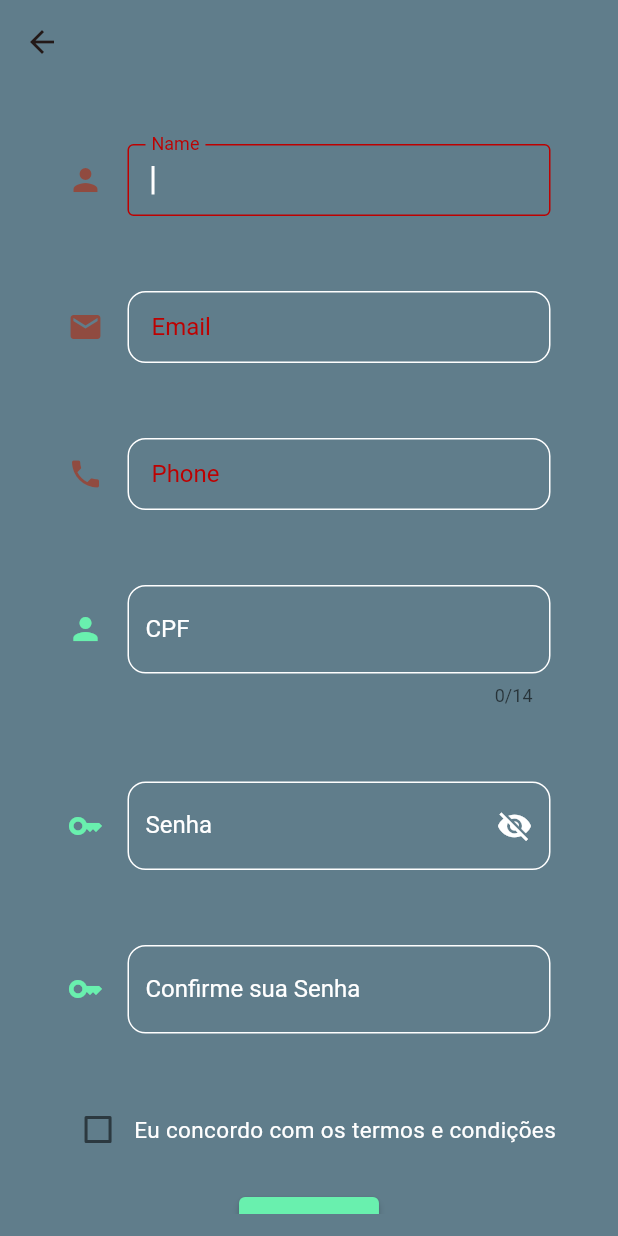
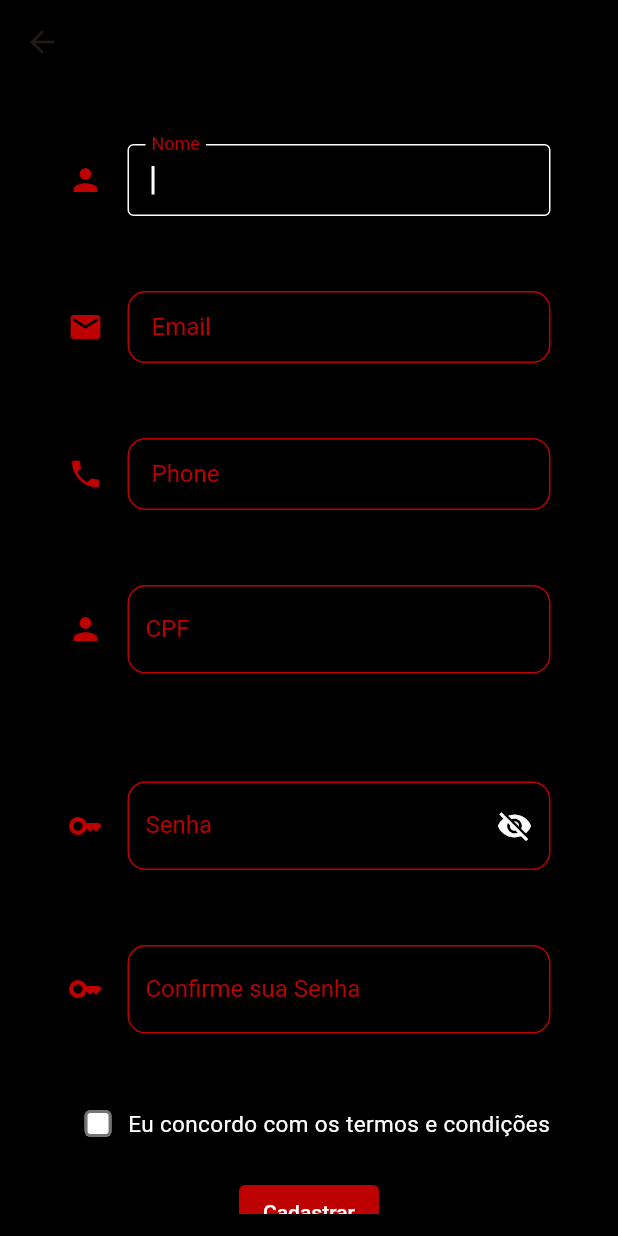
Before and after one commit to Benixoks/PDM, a Flutter app: the RegisterPage screen opened by its route, on a phone screen of 412 x 824 dp. Run offline on Flutter 3.47's test engine with Material 2 defaults, Android fonts, the phone set to English and light mode, and no system bars; our stand-ins replace email_validator, mask_text_input_formatter, mobx; missing offline and left inert: dart:js_interop; accounts and stored records are empty; generated files the repository leaves out were written again.

Commit message:
Ajuste da paleta de cores

```diff
--- a/my_app/lib/pages/register.page.dart
+++ b/my_app/lib/pages/register.page.dart
@@ -67,10 +67,9 @@ class _RegisterPageState extends State<RegisterPage> {
     return Form(
         key: _formKey,
         child: Scaffold(
-          backgroundColor: Colors.blueGrey,
-          appBar: AppBar(backgroundColor: Colors.blueGrey),
-          resizeToAvoidBottomInset: false,
-          body: Padding(
+          backgroundColor: Colors.black,
+          appBar: AppBar(backgroundColor: Colors.black),
+            body: Padding(
             padding:
                 const EdgeInsets.symmetric(horizontal: 20.0, vertical: 15.0),
             child: Center(
@@ -78,15 +77,23 @@ class _RegisterPageState extends State<RegisterPage> {
                 child: Theme(
                   data: ThemeData(
                     textSelectionTheme: const TextSelectionThemeData(
-                        selectionColor: Colors.greenAccent),
-                  ),
+                        selectionColor: Colors.white
+                        ),
+                    checkboxTheme: CheckboxThemeData(
+                    checkColor: MaterialStateProperty.all(Colors.white),
+                    fillColor: MaterialStateProperty.all(Colors.white),
+                    overlayColor: MaterialStateProperty.all(Colors.white.withOpacity(0.12)),
+                    shape: RoundedRectangleBorder(
+                    borderRadius: BorderRadius.circular(4.0),
+                    side: const BorderSide(color: Colors.white),
+                  ),),),
                   child: Column(
                     mainAxisAlignment: MainAxisAlignment.spaceAround,
                     children: [
                       //TextField NOME
                       AuthFormField(
                         nameController: _nameController,
-                        fieldName: 'name',
+                        fieldName: 'nome',
                         inputFormatters: [
                           FilteringTextInputFormatter.allow(
                             RegExp('[a-z A-Z]'),
@@ -94,10 +101,19 @@ class _RegisterPageState extends State<RegisterPage> {
                         ],
                         inputDecoration: InputDecoration(
                           icon: const Icon(Icons.person),
-                          iconColor: Theme.of(context).colorScheme.primary,
+                          iconColor: const Color.fromARGB(255, 189, 1, 1),
+                          enabledBorder: OutlineInputBorder(
+                            borderRadius: BorderRadius.circular(12),
+                            borderSide:  const BorderSide(color: Color.fromARGB(255, 189, 1, 1)),
+                            ),
+                            focusedBorder: const OutlineInputBorder(
+                             borderSide:
+                                  BorderSide(color: Colors.white),
+                            ),
                         ),
                       ),
 
+                      //TextField EMAIL
                       AuthFormField(
                         nameController: _emailController,
                         fieldName: 'email',
@@ -105,8 +121,16 @@ class _RegisterPageState extends State<RegisterPage> {
                         inputDecoration: InputDecoration(
                           icon: const Icon(Icons.mail),
                           hintText: 'exemplo123@gmail.com',
-                          iconColor: Theme.of(context).colorScheme.primary,
-                        ),
+                          iconColor: const Color.fromARGB(255, 189, 1, 1),
+                            enabledBorder: OutlineInputBorder(
+                              borderRadius: BorderRadius.circular(12),
+                              borderSide:  const BorderSide(color: Color.fromARGB(255, 189, 1, 1)),
+                            ),
+                            focusedBorder: const OutlineInputBorder(
+                             borderSide:
+                                  BorderSide(color: Colors.white),
+                            ),
+                          ),
                       ),
 
                       //TextField PHONE
@@ -128,64 +152,18 @@ class _RegisterPageState extends State<RegisterPage> {
                           prefixText: '+55 ',
                           prefixStyle: const TextStyle(color: Colors.white),
                           hintText: '(DD) 0 0000-0000',
-                          iconColor: Theme.of(context).colorScheme.primary,
+                          iconColor: const Color.fromARGB(255, 189, 1, 1),
+                          enabledBorder: OutlineInputBorder(
+                            borderRadius: BorderRadius.circular(12),
+                            borderSide:  const BorderSide(color: Color.fromARGB(255, 189, 1, 1)),
                         ),
+                          focusedBorder: const OutlineInputBorder(
+                            borderSide:
+                                BorderSide(color: Colors.white),
+                            ),
+                          ),
                       ),
 
-                      // AuthFormField(
-                      //   nameController: _birthDateController,
-                      //   fieldName: 'birthDate',
-                      //   keyboardType: TextInputType.phone,
-                      //   inputFormatters: [
-                      //     FilteringTextInputFormatter.allow(
-                      //       RegExp('[0-9]'),
-                      //     ),
-                      //     MaskTextInputFormatter(
-                      //       mask: '(###) # ####-####',
-                      //       filter: {'#': RegExp('[0-9]')},
-                      //     ),
-                      //   ],
-                      //   inputDecoration: InputDecoration(
-                      //     icon: const Icon(Icons.person),
-                      //     hintText: 'dd/mm/aaaa',
-                      //     iconColor: Theme.of(context).colorScheme.primary,
-                      //   ),
-                      // ),
-
-                      // //TextField DATA DE NASCIMENTO
-                      // Padding(
-                      //   padding: const EdgeInsets.all(25.0),
-                      //   child: TextFormField(
-                      //     style: const TextStyle(color: Colors.white),
-                      //     cursorColor: Colors.white,
-                      //     controller: _birthDateController,
-                      //     validator: validations['birthDate'],
-                      //     autofocus: true,
-                      //     inputFormatters: [
-                      //       MaskTextInputFormatter(
-                      //         mask: '##/##/####',
-                      //         filter: {'#': RegExp(r'[0-9]')},
-                      //       ),
-                      //     ],
-                      //     maxLength: 10,
-                      //     keyboardType: TextInputType.datetime,
-                      //     decoration: InputDecoration(
-                      //       enabledBorder: OutlineInputBorder(
-                      //         borderRadius: BorderRadius.circular(12),
-                      //         borderSide: const BorderSide(color: Colors.white),
-                      //       ),
-                      //       focusedBorder: const OutlineInputBorder(
-                      //           borderSide:
-                      //               BorderSide(color: Colors.greenAccent)),
-                      //       labelStyle: const TextStyle(color: Colors.white),
-                      //       labelText: "Data de Nascimento",
-                      //       hintText: 'dd/mm/aaaa',
-                      //       hintStyle: const TextStyle(color: Colors.white),
-                      //       icon: const Icon(Icons.person),
-                      //       iconColor: Colors.greenAccent,
-                      //     ),
-                      //   ),
-                      // ),
 
                       //TextField CPF
                       Padding(
@@ -208,18 +186,19 @@ class _RegisterPageState extends State<RegisterPage> {
                           ],
                           decoration: InputDecoration(
                             icon: const Icon(Icons.person),
-                            iconColor: Colors.greenAccent,
+                            iconColor: const Color.fromARGB(255, 189, 1, 1),
                             labelText: 'CPF',
+                            labelStyle: const TextStyle(color: Color.fromARGB(255, 189, 1, 1)),
                             hintText: '000.000.000-00',
                             hintStyle: const TextStyle(color: Colors.white),
                             enabledBorder: OutlineInputBorder(
                               borderRadius: BorderRadius.circular(12),
-                              borderSide: const BorderSide(color: Colors.white),
+                              borderSide:  const BorderSide(color: Color.fromARGB(255, 189, 1, 1)),
                             ),
                             focusedBorder: const OutlineInputBorder(
-                                borderSide:
-                                    BorderSide(color: Colors.greenAccent)),
-                            labelStyle: const TextStyle(color: Colors.white),
+                             borderSide:
+                                  BorderSide(color: Colors.white),
+                            ),
                           ),
                         ),
                       ),
@@ -237,15 +216,14 @@ class _RegisterPageState extends State<RegisterPage> {
                           decoration: InputDecoration(
                             enabledBorder: OutlineInputBorder(
                               borderRadius: BorderRadius.circular(12),
-                              borderSide: const BorderSide(color: Colors.white),
+                              borderSide: const BorderSide(color: Color.fromARGB(255, 189, 1, 1)),
                             ),
                             focusedBorder: const OutlineInputBorder(
-                                borderSide:
-                                    BorderSide(color: Colors.greenAccent)),
-                            labelStyle: const TextStyle(color: Colors.white),
+                                borderSide: BorderSide(color: Colors.white)),
+                            labelStyle: const TextStyle(color: Color.fromARGB(255, 189, 1, 1)),
                             labelText: "Senha",
                             icon: const Icon(Icons.key),
-                            iconColor: Colors.greenAccent,
+                            iconColor: const Color.fromARGB(255, 189, 1, 1),
                             suffixIcon: IconButton(
                               icon: Icon(
                                 mostraSenha
@@ -278,14 +256,14 @@ class _RegisterPageState extends State<RegisterPage> {
                           decoration: InputDecoration(
                             enabledBorder: OutlineInputBorder(
                               borderRadius: BorderRadius.circular(12),
-                              borderSide: const BorderSide(color: Colors.white),
+                              borderSide: const BorderSide(color: Color.fromARGB(255, 189, 1, 1)),
                             ),
                             focusedBorder: const OutlineInputBorder(
                                 borderSide:
-                                    BorderSide(color: Colors.greenAccent)),
-                            labelStyle: const TextStyle(color: Colors.white),
+                                    BorderSide(color: Colors.white)),
+                            labelStyle: const TextStyle(color: Color.fromARGB(255, 189, 1, 1)),
                             icon: const Icon(Icons.key),
-                            iconColor: Colors.greenAccent,
+                            iconColor: const Color.fromARGB(255, 189, 1, 1),
                             labelText: "Confirme sua Senha",
                           ),
                         ),
@@ -299,7 +277,13 @@ class _RegisterPageState extends State<RegisterPage> {
                             mainAxisAlignment: MainAxisAlignment.center,
                             children: [
                               Checkbox(
-                                activeColor: Colors.greenAccent,
+                                activeColor:const Color.fromARGB(255, 189, 1, 1),
+                                visualDensity: VisualDensity.compact,
+                                shape: RoundedRectangleBorder(
+                                borderRadius: BorderRadius.circular(4),
+                                side: const BorderSide(color: Colors.white),
+                                ),
+                                checkColor: Colors.white,
                                 value: aceitaTermo,
                                 onChanged: (checked) {
                                   print(checked);
@@ -321,12 +305,12 @@ class _RegisterPageState extends State<RegisterPage> {
                       //Botão CADASTRE-SE
                       ElevatedButton(
                         style: ElevatedButton.styleFrom(
-                          backgroundColor: Colors.greenAccent,
+                          backgroundColor: const Color.fromARGB(255, 189, 1, 1),
                         ),
                         onPressed: onPressedRegister,
                         child: const Text(
                           'Cadastrar',
-                          selectionColor: Colors.greenAccent,
+                          selectionColor: Colors.white,
                         ),
                       ),
                     ],
--- a/my_app/lib/widgets/login/login_form.widget.dart
+++ b/my_app/lib/widgets/login/login_form.widget.dart
@@ -17,9 +17,9 @@ class _LoginFormState extends State<LoginForm> {
   final _passwordController = TextEditingController();
 
   void onPressedLogin() async {
-    UserStore userStore = Provider.of<UserStore>(context, listen: false);
+    //UserStore userStore = Provider.of<UserStore>(context, listen: false);
 
-    await userStore.logIn(_emailController.text, _passwordController.text);
+    //await userStore.logIn(_emailController.text, _passwordController.text);
 
     if (context.mounted) Navigator.pushReplacementNamed(context, '/home');
   }
```
Also changed, not shown: my_app/lib/pages/config.page.dart (deleted, +0 -37 lines), my_app/lib/pages/config_page.dart (deleted, +0 -115 lines), my_app/lib/widgets/common/bottom_bar.widget.dart (+4 -5 lines).
